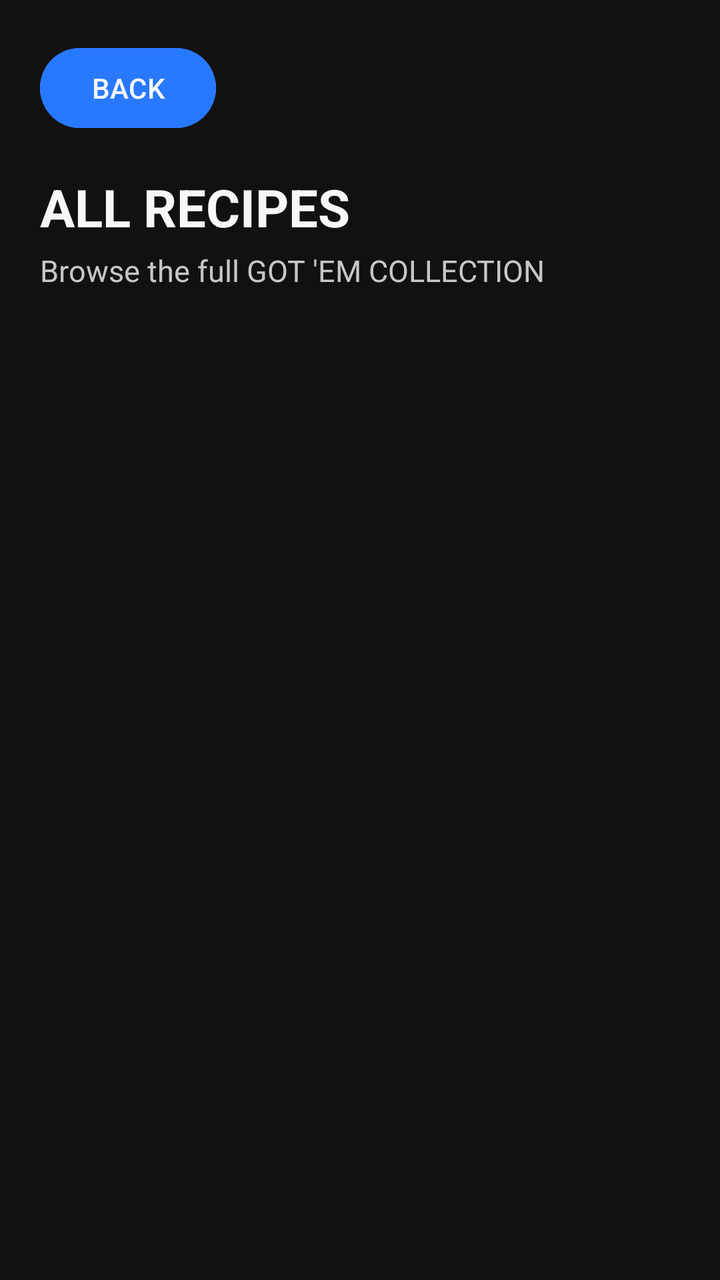
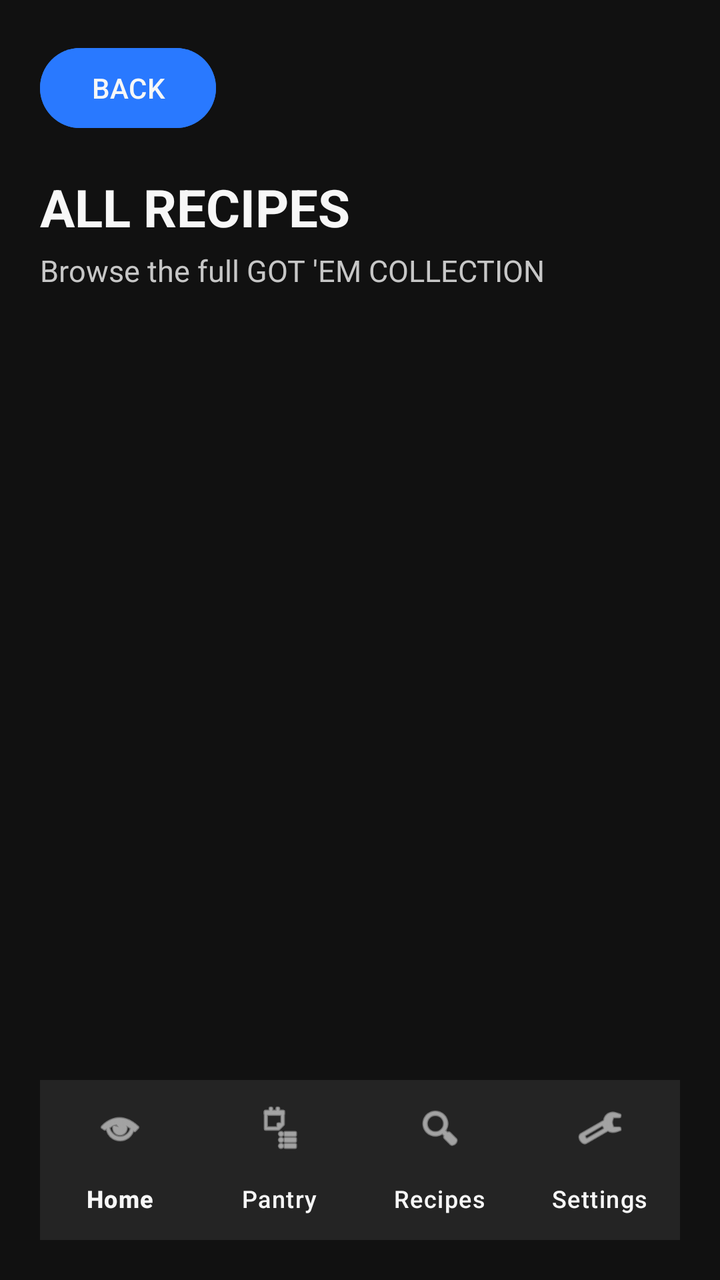

Two renders of the same Android screen: before a commit and after it. Below are the layout's source before the change and the commit's diff.
<!-- AndroidManifest.xml: application theme Theme.GotEmRecipes -->
<!-- res/layout/activity_all_recipes.xml -->
<?xml version="1.0" encoding="utf-8"?>
<androidx.constraintlayout.widget.ConstraintLayout
    xmlns:android="http://schemas.android.com/apk/res/android"
    xmlns:app="http://schemas.android.com/apk/res-auto"
    android:layout_width="match_parent"
    android:layout_height="match_parent"
    android:padding="20dp"
    android:background="@color/gotem_black" >

    <Button
        android:id="@+id/buttonAllRecipesBack"
        android:layout_width="wrap_content"
        android:layout_height="wrap_content"
        android:text="BACK"
        android:backgroundTint="@color/gotem_blue"
        android:textColor="@color/gotem_white"
        app:layout_constraintTop_toTopOf="parent"
        app:layout_constraintStart_toStartOf="parent" />

    <TextView
        android:id="@+id/textAllRecipesTitle"
        android:layout_width="wrap_content"
        android:layout_height="wrap_content"
        android:layout_marginTop="18dp"
        android:text="ALL RECIPES"
        android:textSize="26sp"
        android:textStyle="bold"
        android:textColor="@color/gotem_white"
        app:layout_constraintTop_toBottomOf="@id/buttonAllRecipesBack"
        app:layout_constraintStart_toStartOf="parent" />

    <TextView
        android:id="@+id/textAllRecipesSubtitle"
        android:layout_width="wrap_content"
        android:layout_height="wrap_content"
        android:layout_marginTop="4dp"
        android:text="Browse the full GOT 'EM COLLECTION"
        android:textSize="15sp"
        android:textColor="@color/gotem_light_grey"
        app:layout_constraintTop_toBottomOf="@id/textAllRecipesTitle"
        app:layout_constraintStart_toStartOf="parent" />

    <androidx.recyclerview.widget.RecyclerView
        android:id="@+id/recyclerAllRecipes"
        android:layout_width="0dp"
        android:layout_height="0dp"
        android:layout_marginTop="18dp"
        app:layout_constraintTop_toBottomOf="@id/textAllRecipesSubtitle"
        app:layout_constraintBottom_toBottomOf="parent"
        app:layout_constraintStart_toStartOf="parent"
        app:layout_constraintEnd_toEndOf="parent" />


</androidx.constraintlayout.widget.ConstraintLayout>
<!-- resources referenced by this layout -->
<resources>
  <color name="gotem_black">#111111</color>
  <color name="gotem_blue">#2979FF</color>
  <color name="gotem_light_grey">#C7C7C7</color>
  <color name="gotem_white">#F7F7F7</color>
  <style name="Theme.GotEmRecipes" parent="Base.Theme.GotEmRecipes" />
  <style name="Base.Theme.GotEmRecipes" parent="Theme.Material3.DayNight.NoActionBar">
          
          
      </style>
</resources>

<!-- the commit's change to res/layout/activity_all_recipes.xml (unified diff, before → after) -->
@@ -51,4 +51,17 @@
         app:layout_constraintEnd_toEndOf="parent" />
 
 
+    <com.google.android.material.bottomnavigation.BottomNavigationView
+        android:id="@+id/bottomNavigation"
+        android:layout_width="0dp"
+        android:layout_height="wrap_content"
+        android:background="@color/gotem_card"
+        app:itemIconTint="@color/gotem_white"
+        app:itemTextColor="@color/gotem_white"
+        app:labelVisibilityMode="labeled"
+        app:menu="@menu/bottom_navigation_menu"
+        app:layout_constraintBottom_toBottomOf="parent"
+        app:layout_constraintStart_toStartOf="parent"
+        app:layout_constraintEnd_toEndOf="parent" />
+
 </androidx.constraintlayout.widget.ConstraintLayout>
<!-- resource entries referenced after the edit -->
@@ -2,6 +2,7 @@
 <resources>
   <color name="gotem_black">#111111</color>
   <color name="gotem_blue">#2979FF</color>
+  <color name="gotem_card">#242424</color>
   <color name="gotem_light_grey">#C7C7C7</color>
   <color name="gotem_white">#F7F7F7</color>
   <style name="Theme.GotEmRecipes" parent="Base.Theme.GotEmRecipes" />
